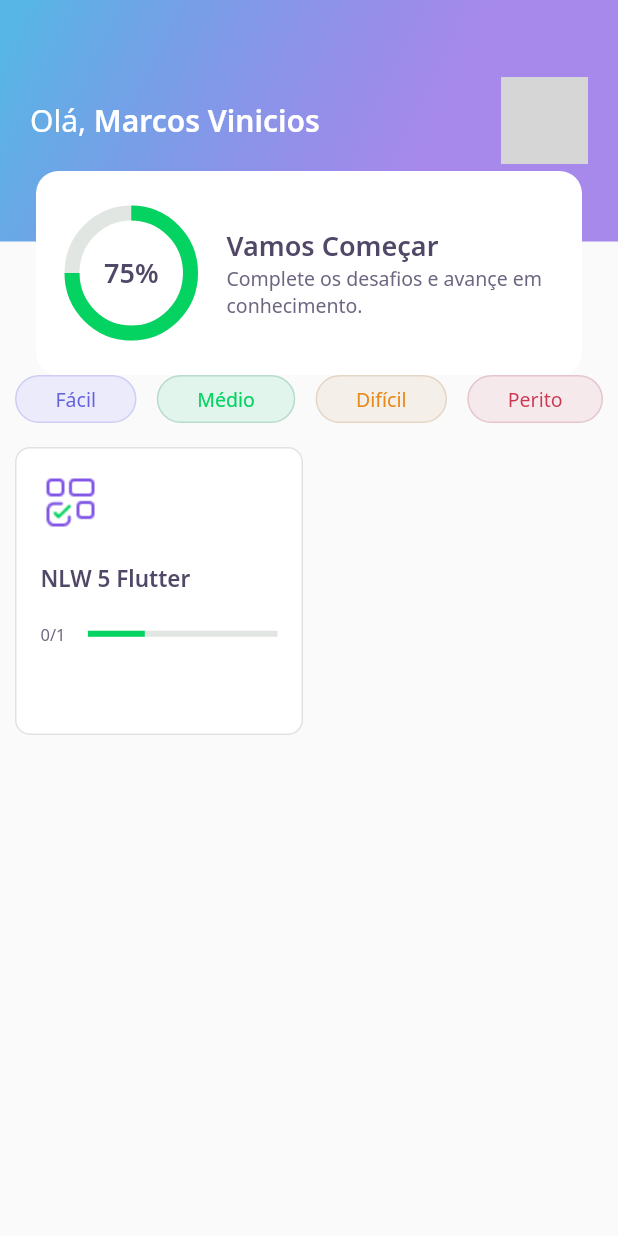
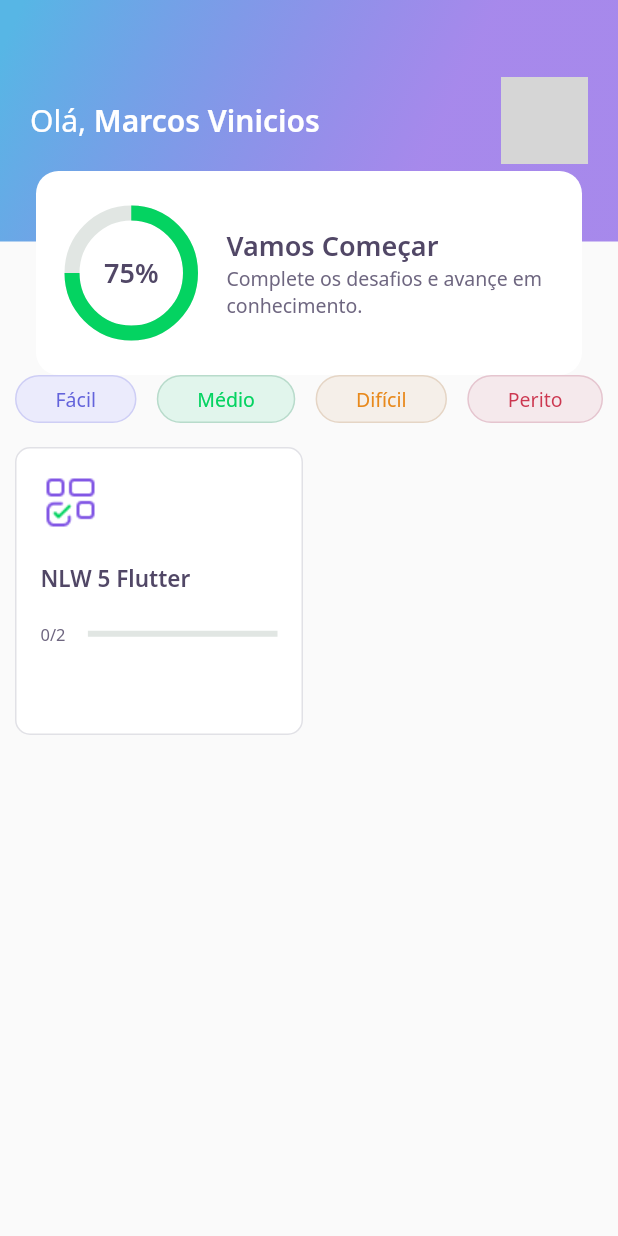
Before and after one commit to 0mvknx/Quiz, a Flutter app: the screen it shows after launch, on a phone screen of 412 x 824 dp. Run offline on Flutter 3.47's test engine with Material 2 defaults, Android fonts, the phone set to English and light mode, and no system bars; our stand-ins replace google_fonts; accounts and stored records are empty; network calls fail; grey boxes are pictures that could not be loaded.

```diff
--- /dev/null
+++ b/database/user.json
@@ -0,0 +1,5 @@
+{
+  "name": "Marcos Vinicios",
+  "score": 75,
+  "photoUrl": "https://avatars.githubusercontent.com/u/107013353?v=4"
+}
--- a/lib/home/home_page.dart
+++ b/lib/home/home_page.dart
@@ -1,7 +1,8 @@
 import 'package:flutter/material.dart';
-import 'package:quiz/challenge/widgets/quiz_widget/quiz_widget.dart';
+import 'package:quiz/home/home_state.dart';
 import 'package:quiz/home/widgets/level_button_widget/level_button_widget.dart';
 import 'package:quiz/home/widgets/quiz_card/quiz_card_widget.dart';
+import '../core/app_colors.dart';
 import 'home_controller.dart';
 import 'widgets/appbar/app_bar_widget.dart';
 
@@ -20,10 +21,15 @@ class _HomePageState extends State<HomePage> {
     super.initState();
     controller.getUser();
     controller.getQuizzes();
+
+    controller.stateNotifier.addListener(() {
+      setState(() {});
+    });
   }
 
   @override
   Widget build(BuildContext context) {
+    if (controller.state == HomeState.sucess) {
       return Scaffold(
         appBar: AppBarWidget(
           user: controller.user!,
@@ -62,7 +68,9 @@ class _HomePageState extends State<HomePage> {
                         (e) => QuizCardWidget(
                           title: e.title,
                           completed:
-                              "${e.questionAnswered}/${e.question.length}"),
+                              "${e.questionAnswered}/${e.question.length}",
+                          percent: e.questionAnswered / e.question.length,
+                        ),
                       )
                       .toList(),
                 ),
@@ -71,5 +79,13 @@ class _HomePageState extends State<HomePage> {
           ),
         ),
       );
+    } else {
+      return Scaffold(
+        body: Center(
+          child: CircularProgressIndicator(
+              valueColor: AlwaysStoppedAnimation<Color>(AppColors.darkGreen)),
+        ),
+      );
     }
   }
+}
--- a/lib/home/widgets/quiz_card/quiz_card_widget.dart
+++ b/lib/home/widgets/quiz_card/quiz_card_widget.dart
@@ -7,8 +7,13 @@ import 'package:quiz/shared/widgets/progress_indicator_widget.dart';
 class QuizCardWidget extends StatelessWidget {
   final String title;
   final String completed;
+  final double percent;
 
-  const QuizCardWidget({Key? key, required this.title, required this.completed})
+  const QuizCardWidget(
+      {Key? key,
+      required this.title,
+      required this.completed,
+      required this.percent})
       : super(key: key);
 
   @override
@@ -51,7 +56,7 @@ class QuizCardWidget extends StatelessWidget {
               ),
               Expanded(
                 flex: 4,
-                child: ProgressIndicatorWidget(value: 0.3),
+                child: ProgressIndicatorWidget(value: percent),
               ),
             ],
           ),
--- a/pubspec.yaml
+++ b/pubspec.yaml
@@ -1,5 +1,5 @@
 name: quiz
-description: A new Flutter project.
+description: Quiz flutter.
 
 # The following line prevents the package from being accidentally published to
 # pub.dev using `flutter pub publish`. This is preferred for private packages.
@@ -61,6 +61,7 @@ flutter:
   # To add assets to your application, add an assets section, like this:
   assets:
    - assets/images/
+   - database/
   #   - images/a_dot_ham.jpeg
 
 # An image asset can refer to one or more resolution-specific "variants", see
```
Also changed, not shown: database/quizzes.json (added, +50 -0 lines), lib/home/home_controller.dart (+24 -5 lines). Lines whose indentation alone changed are shown as unchanged.
